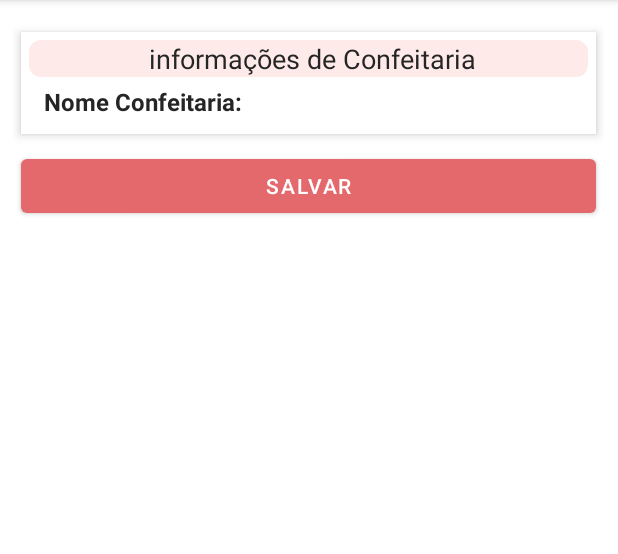
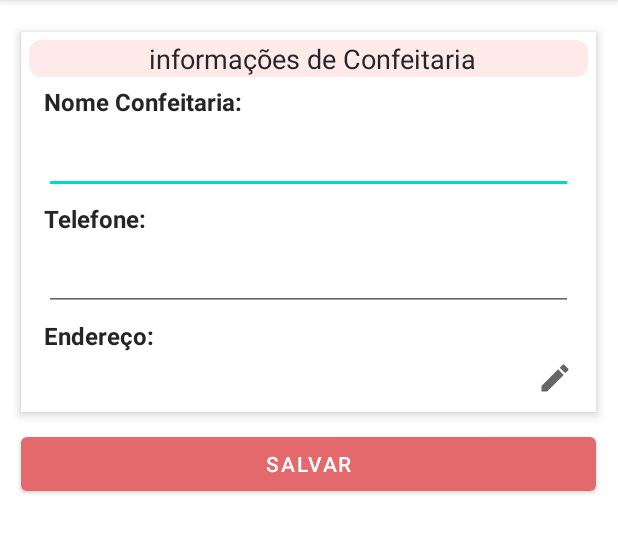
Before and after one commit to VitorAmorimPinto/Projeto-app-confeitaria, an Android app: the ActivityDadosConfeitaria screen opened directly, with no data from a screen before it, on a phone screen of 412 x 824 dp, the part 84-638 px from its top. Run offline under Robolectric (Android 15) with nearby library versions, the phone set to English and light mode, and no system bars; our stand-ins replace Firebase (no records; nobody signed in at launch, a user with empty details on screens opened directly).

Commit message:
branch vitor - tela com informações de confeitaria

```diff
--- a/app/src/main/java/com/example/aplicativoconfeitaria/activity/ActivityDadosConfeitaria.java
+++ b/app/src/main/java/com/example/aplicativoconfeitaria/activity/ActivityDadosConfeitaria.java
@@ -1,16 +1,59 @@
 package com.example.aplicativoconfeitaria.activity;
 
+import androidx.annotation.NonNull;
 import androidx.appcompat.app.AppCompatActivity;
 
 import android.os.Bundle;
+import android.widget.EditText;
+import android.widget.TextView;
 
 import com.example.aplicativoconfeitaria.R;
+import com.example.aplicativoconfeitaria.configfirebase.ConfiguracaoFirebase;
+import com.example.aplicativoconfeitaria.model.Confeitaria;
+import com.example.aplicativoconfeitaria.model.MaskEditUtil;
+import com.google.firebase.database.DataSnapshot;
+import com.google.firebase.database.DatabaseError;
+import com.google.firebase.database.DatabaseReference;
+import com.google.firebase.database.ValueEventListener;
 
 public class ActivityDadosConfeitaria extends AppCompatActivity {
-
+    EditText edtNomeConfeitaria,editTextTelefone;
+    TextView txtEnderecoConfeitaria;
+    String nome,telefone,endereco;
+    Confeitaria confeitaria;
     @Override
     protected void onCreate(Bundle savedInstanceState) {
         super.onCreate(savedInstanceState);
         setContentView(R.layout.activity_dados_confeitaria);
+        edtNomeConfeitaria = findViewById(R.id.edtNomeConfeitaria);
+        editTextTelefone = findViewById(R.id.editTextTelefone);
+        txtEnderecoConfeitaria = findViewById(R.id.txtEnderecoConfeitaria);
+        editTextTelefone.addTextChangedListener(MaskEditUtil.mask(editTextTelefone, MaskEditUtil.FORMAT_FONE));
+        informacoesConfeitaria();
+    }
+    public void informacoesConfeitaria(){
+        DatabaseReference firebase = ConfiguracaoFirebase.getFirebaseDataBase().child("confeitaria");
+
+        firebase.addValueEventListener(new ValueEventListener() {
+            @Override
+            public void onDataChange(@NonNull DataSnapshot snapshot) {
+                for (DataSnapshot data : snapshot.getChildren()) {
+                    confeitaria = data.getValue(Confeitaria.class);
+                    nome = confeitaria.getNome();
+                    telefone = confeitaria.getTelefone();
+                    endereco = confeitaria.getEndereco();
+
+                    edtNomeConfeitaria.setText(nome);
+                    editTextTelefone.setText(telefone);
+                    txtEnderecoConfeitaria.setText(endereco);
+                }
+            }
+
+            @Override
+            public void onCancelled(@NonNull DatabaseError error) {
+
+            }
+        });
+
     }
 }
--- a/app/src/main/java/com/example/aplicativoconfeitaria/fragment/FragmentPerfil.java
+++ b/app/src/main/java/com/example/aplicativoconfeitaria/fragment/FragmentPerfil.java
@@ -16,6 +16,7 @@ import android.widget.ListView;
 import android.widget.TextView;
 
 import com.example.aplicativoconfeitaria.R;
+import com.example.aplicativoconfeitaria.activity.ActivityDadosConfeitaria;
 import com.example.aplicativoconfeitaria.activity.ActivityPrincipal;
 import com.example.aplicativoconfeitaria.activity.CadastroBoloActivity;
 import com.example.aplicativoconfeitaria.activity.NovoEnderecoActivity;
@@ -150,7 +151,7 @@ public class FragmentPerfil extends Fragment {
       if (this.ehAdmin){
           switch (i){
               case 0 :
-//                startActivity(new Intent(this, activity_login.class));
+                startActivity(new Intent(this.context, ActivityDadosConfeitaria.class));
                   break;
               case 1 :
                   startActivity(new Intent(this.context, NovoEnderecoActivity.class));
--- a/app/src/main/res/layout/activity_dados_confeitaria.xml
+++ b/app/src/main/res/layout/activity_dados_confeitaria.xml
@@ -54,6 +54,68 @@
                     android:textSize="16sp"
                     android:textStyle="bold" />
 
+                <EditText
+                    android:id="@+id/edtNomeConfeitaria"
+                    android:layout_width="match_parent"
+                    android:layout_height="wrap_content"
+                    android:layout_marginStart="10dp"
+                    android:layout_marginLeft="10dp"
+                    android:layout_marginEnd="10dp"
+                    android:layout_marginRight="10dp"
+                    android:layout_marginBottom="5dp"
+                    android:ems="10"
+                    android:inputType="textPersonName"/>
+
+                <TextView
+                    android:layout_width="match_parent"
+                    android:layout_height="wrap_content"
+                    android:layout_marginStart="10dp"
+                    android:layout_marginLeft="10dp"
+                    android:layout_marginEnd="10dp"
+                    android:layout_marginRight="10dp"
+                    android:layout_marginBottom="5dp"
+                    android:text="Telefone:"
+                    android:textColor="#252525"
+                    android:textSize="16sp"
+                    android:textStyle="bold" />
+
+                <EditText
+                    android:id="@+id/editTextTelefone"
+                    android:layout_width="match_parent"
+                    android:layout_height="wrap_content"
+                    android:layout_marginStart="10dp"
+                    android:layout_marginLeft="10dp"
+                    android:layout_marginEnd="10dp"
+                    android:layout_marginRight="10dp"
+                    android:layout_marginBottom="5dp"
+                    android:ems="10"
+                    android:inputType="phone" />
+                <TextView
+                    android:layout_width="match_parent"
+                    android:layout_height="wrap_content"
+                    android:layout_marginStart="10dp"
+                    android:layout_marginLeft="10dp"
+                    android:layout_marginEnd="10dp"
+                    android:layout_marginRight="10dp"
+                    android:layout_marginBottom="5dp"
+                    android:text="Endereço:"
+                    android:textColor="#252525"
+                    android:textSize="16sp"
+                    android:textStyle="bold" />
+
+                <TextView
+                    android:id="@+id/txtEnderecoConfeitaria"
+                    android:layout_width="match_parent"
+                    android:layout_height="wrap_content"
+                    android:layout_marginStart="10dp"
+                    android:layout_marginLeft="10dp"
+                    android:layout_marginEnd="10dp"
+                    android:layout_marginRight="10dp"
+                    android:layout_marginBottom="5dp"
+                    android:textColor="#252525"
+                    android:textSize="16sp"
+                    android:drawableRight="@drawable/ic_baseline_edit_24"
+                    />
 
             </LinearLayout>
             <LinearLayout
```
Also changed, not shown: app/src/main/java/com/example/aplicativoconfeitaria/model/MaskEditUtil.java (added, +67 -0 lines).
